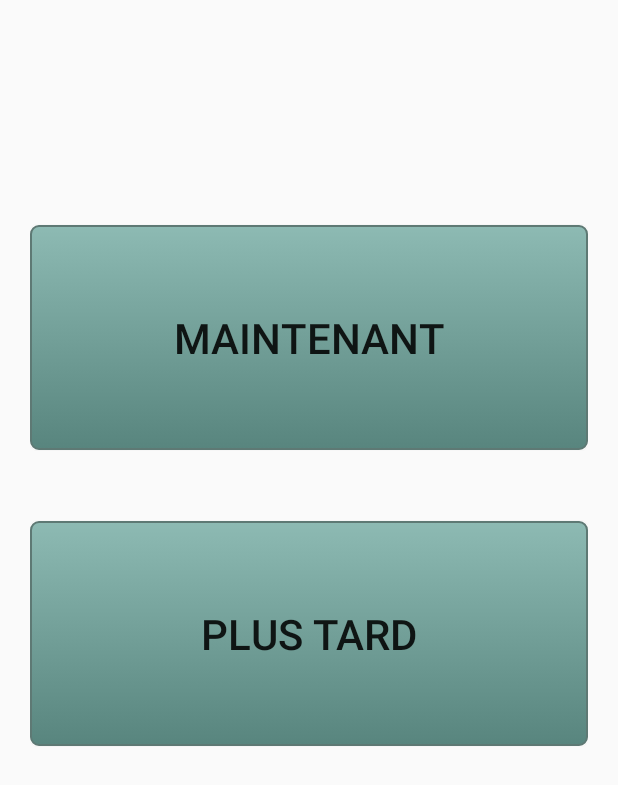
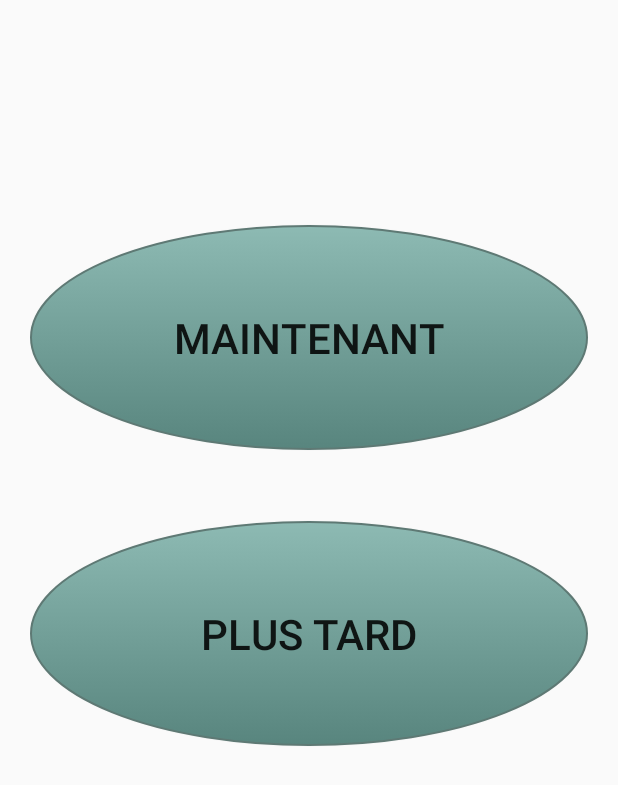
Before and after one commit to omegaxy/Handihelp, an Android app: the layout pick_aide_dialog.xml on its own in the app's theme, with its tools: preview values and no code run, on a phone screen of 412 x 824 dp. Shown: the top 785 px of the screen. Run offline under Robolectric (Android 15) with nearby library versions, the phone set to English and light mode, and no system bars; network calls fail.

Commit message:
changes to pick aide dialog

```diff
--- a/prototype/maquette-android/app/src/main/res/drawable/dialog_button.xml
+++ b/prototype/maquette-android/app/src/main/res/drawable/dialog_button.xml
@@ -1,22 +1,22 @@
 <?xml version="1.0" encoding="utf-8"?>
 <selector xmlns:android="http://schemas.android.com/apk/res/android" >
     <item android:state_pressed="true" >
-        <shape android:shape="rectangle"  >
-            <corners android:radius="5dip" />
+        <shape android:shape="oval"  >
+            <corners android:radius="15dip" />
             <stroke android:width="1dip" android:color="#5e7974" />
             <gradient android:angle="-90" android:startColor="#345953" android:endColor="#689a92"  />
         </shape>
     </item>
     <item android:state_focused="true">
-        <shape android:shape="rectangle"  >
-            <corners android:radius="5dip" />
+        <shape android:shape="oval"  >
+            <corners android:radius="15dip" />
             <stroke android:width="1dip" android:color="#5e7974" />
             <solid android:color="#58857e"/>
         </shape>
     </item>
     <item >
-        <shape android:shape="rectangle"  >
-            <corners android:radius="5dip" />
+        <shape android:shape="oval"  >
+            <corners android:radius="15dip" />
             <stroke android:width="1dip" android:color="#5e7974" />
             <gradient android:angle="-90" android:startColor="#8dbab3" android:endColor="#58857e" />
         </shape>
--- a/prototype/maquette-android/app/src/main/res/layout/pick_aide_dialog.xml
+++ b/prototype/maquette-android/app/src/main/res/layout/pick_aide_dialog.xml
@@ -1,28 +1,29 @@
 <?xml version="1.0" encoding="utf-8"?>
 <RelativeLayout xmlns:android="http://schemas.android.com/apk/res/android"
+    android:id="@+id/layout_pick"
     android:layout_width="match_parent"
     android:layout_height="match_parent"
     android:layout_margin="20dp">
 
     <Button
-        android:id="@+id/button3"
-        android:layout_width="match_parent"
-        android:layout_height="150dp"
-        android:background="@drawable/dialog_button"
-        android:text="Maintenant"
-        android:textSize="28sp"
-        android:layout_alignParentTop="true"
-        android:layout_alignParentLeft="true"
-        android:layout_alignParentStart="true"
-        android:layout_marginTop="130dp" />
-
-    <Button
-        android:id="@+id/button2"
+        android:id="@+id/instantbutton"
         android:layout_width="match_parent"
         android:layout_height="150dp"
         android:layout_alignParentLeft="true"
         android:layout_alignParentStart="true"
-        android:layout_below="@+id/button3"
+        android:layout_alignParentTop="true"
+        android:layout_marginTop="130dp"
+        android:background="@drawable/dialog_button"
+        android:text="Maintenant"
+        android:textSize="28sp" />
+
+    <Button
+        android:id="@+id/plannedbutton"
+        android:layout_width="match_parent"
+        android:layout_height="150dp"
+        android:layout_alignParentLeft="true"
+        android:layout_alignParentStart="true"
+        android:layout_below="@+id/instantbutton"
         android:layout_marginTop="47dp"
         android:background="@drawable/dialog_button"
         android:text="Plus Tard"
--- a/prototype/maquette-android/app/src/main/res/values/styles.xml
+++ b/prototype/maquette-android/app/src/main/res/values/styles.xml
@@ -44,6 +44,7 @@
     <style name="AppTheme.PopupOverlay" parent="ThemeOverlay.AppCompat.Light" />
 
     <style name="MyCustomThemeDialog" parent="@android:style/Theme.Panel">
+        <item name="android:windowFullscreen">true</item>
         <item name="android:windowAnimationStyle">@style/MyAnimation.Window</item>
     </style>
 
```
Also changed, not shown: prototype/maquette-android/app/src/main/java/com/example/sikanla/maquettehandi/DialogFragment/PickAideDialogFragment.java (+7 -5 lines), prototype/maquette-android/app/src/main/res/layout/fragment_history.xml (+0 -61 lines), 1 other file.
